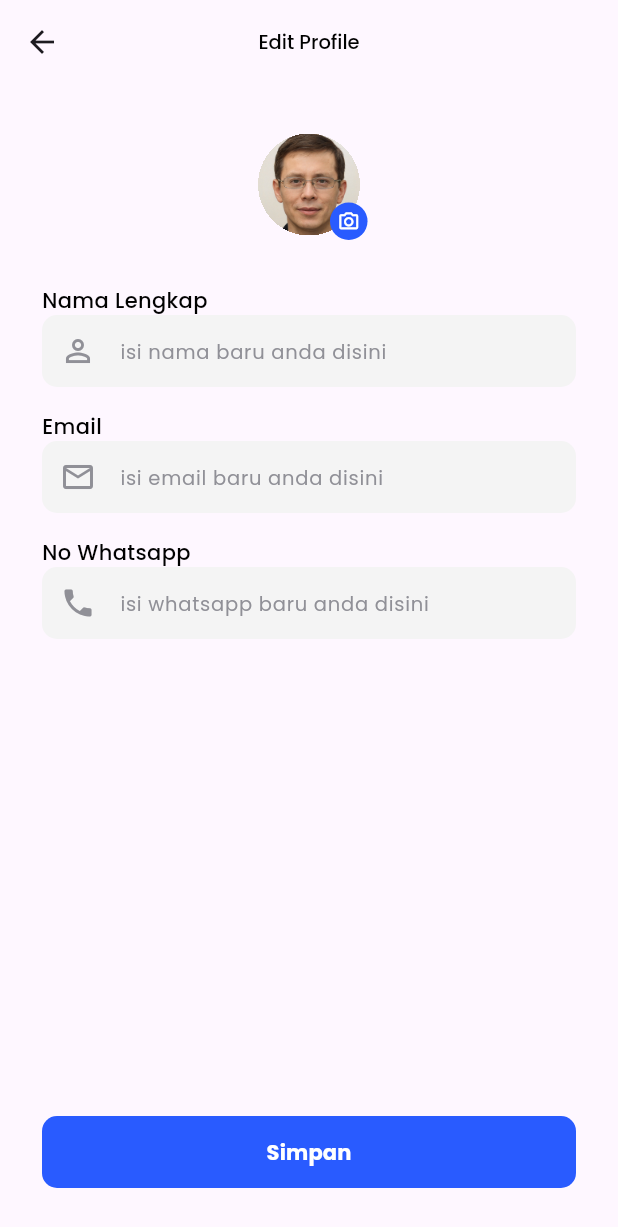
After one commit to BrawS-HackFest/GrowBiz-FE, a Flutter app: the AccountSettingsPage screen opened directly, after a tap on the "navigate next" icon, on a phone screen of 412 x 824 dp. The commit adds this screen. Shown: the top 1227 px of the screen. Run offline on Flutter 3.47's test engine with Material 3 defaults, Android fonts, the phone set to English and light mode, and no system bars; our stand-ins replace dio, dotted_border, file_picker, firebase_auth, firebase_core, flutter_bloc and 3 more; missing offline and left inert: clipboard, flutter_pdfview; accounts and stored records are empty.

Commit message:
add edit profile page

```diff
--- a/lib/pages/account_settings_page.dart
+++ b/lib/pages/account_settings_page.dart
@@ -1,4 +1,5 @@
 import 'package:flutter/material.dart';
+import 'package:hackfest_mobile/pages/edit_myprofile_page.dart';
 import 'package:hackfest_mobile/styles/my_colors.dart';
 import 'package:hackfest_mobile/styles/my_text.dart';
 
@@ -28,7 +29,14 @@ class AccountSettingsPage extends StatelessWidget {
                     ],
                   ),
                 ),
-                Icon(Icons.navigate_next)
+                GestureDetector(
+                  onTap: (){
+                    Navigator.of(context).push(MaterialPageRoute(builder: (context) {
+                      return EditMyProfilePage();
+                    },));
+                  },
+                    child: Icon(Icons.navigate_next)
+                )
               ],
             ),
             const SizedBox(height: 25,),
--- /dev/null
+++ b/lib/pages/edit_myprofile_page.dart
@@ -0,0 +1,69 @@
+import 'package:flutter/material.dart';
+import 'package:hackfest_mobile/styles/my_colors.dart';
+import 'package:hackfest_mobile/styles/my_text.dart';
+import 'package:hackfest_mobile/widgets/my_button.dart';
+import 'package:hackfest_mobile/widgets/my_textfield_form.dart';
+class EditMyProfilePage extends StatelessWidget {
+  EditMyProfilePage({super.key});
+  TextEditingController userNameController = TextEditingController();
+  TextEditingController emailController = TextEditingController();
+  TextEditingController phoneNumberController = TextEditingController();
+  @override
+  Widget build(BuildContext context) {
+    return Scaffold(
+      appBar: AppBar(
+        title: Text('Edit Profile', style: MyTextStyle.judulH5(color: MyColors.blackBase),),
+        centerTitle: true,
+      ),
+      body: Padding(
+        padding: EdgeInsets.symmetric(horizontal: 28,vertical: 28),
+        child: Column(
+          crossAxisAlignment: CrossAxisAlignment.start,
+          children: [
+            Align(
+              alignment: Alignment.center,
+              child: Stack(
+                children:[
+                  Container(
+                    width: 68,
+                    height: 68,
+                    margin: EdgeInsets.all(5),
+                    clipBehavior: Clip.hardEdge,
+                    decoration: BoxDecoration(
+                        shape: BoxShape.circle
+                    ),
+                    child: Image.asset('assets/images/profile_hackfest.png', fit: BoxFit.cover,),
+                  ),
+                  Positioned(
+                    bottom: 2,
+                    right: 0,
+                    child: Container(
+                      width: 25,
+                      height: 25,
+                      decoration: BoxDecoration(
+                        shape: BoxShape.circle,
+                        color: MyColors.primaryBase
+                      ),
+                      child: Icon(Icons.camera_alt_outlined, color: MyColors.whiteBase,size: 15,),
+                    ),
+                  )
+                ]
+              ),
+            ),
+            const SizedBox(height: 28,),
+            MyTextFieldForm(label: 'Nama Lengkap', hint: 'isi nama baru anda disini', controller: userNameController, icon:  Icons.person_outline),
+            const SizedBox(height: 16,),
+            MyTextFieldForm(label: 'Email', hint: 'isi email baru anda disini', controller: emailController, icon:  Icons.email_outlined),
+            const SizedBox(height: 16,),
+            MyTextFieldForm(label: 'No Whatsapp', hint: 'isi whatsapp baru anda disini', controller: phoneNumberController, icon:  Icons.phone),
+            const Spacer(),
+            SizedBox(
+                width: double.infinity,
+                child: MyButton(text: 'Simpan', color: MyColors.primaryBase, onPressed: (){}),
+            )
+          ],
+        ),
+      ),
+    );
+  }
+}
```
